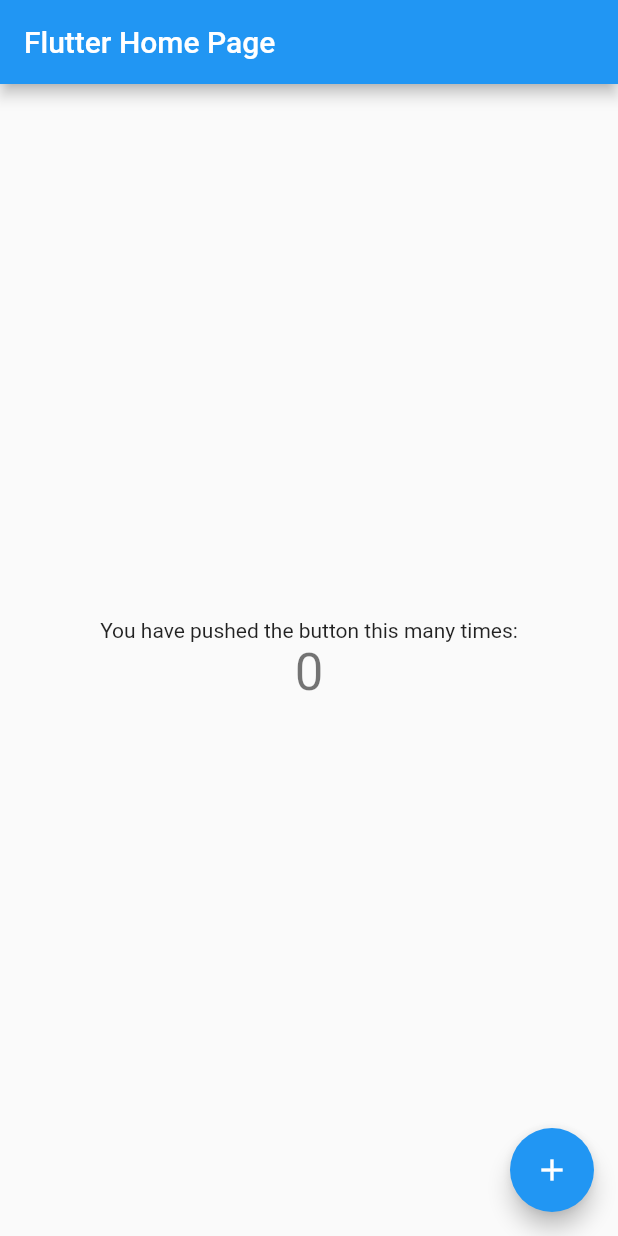
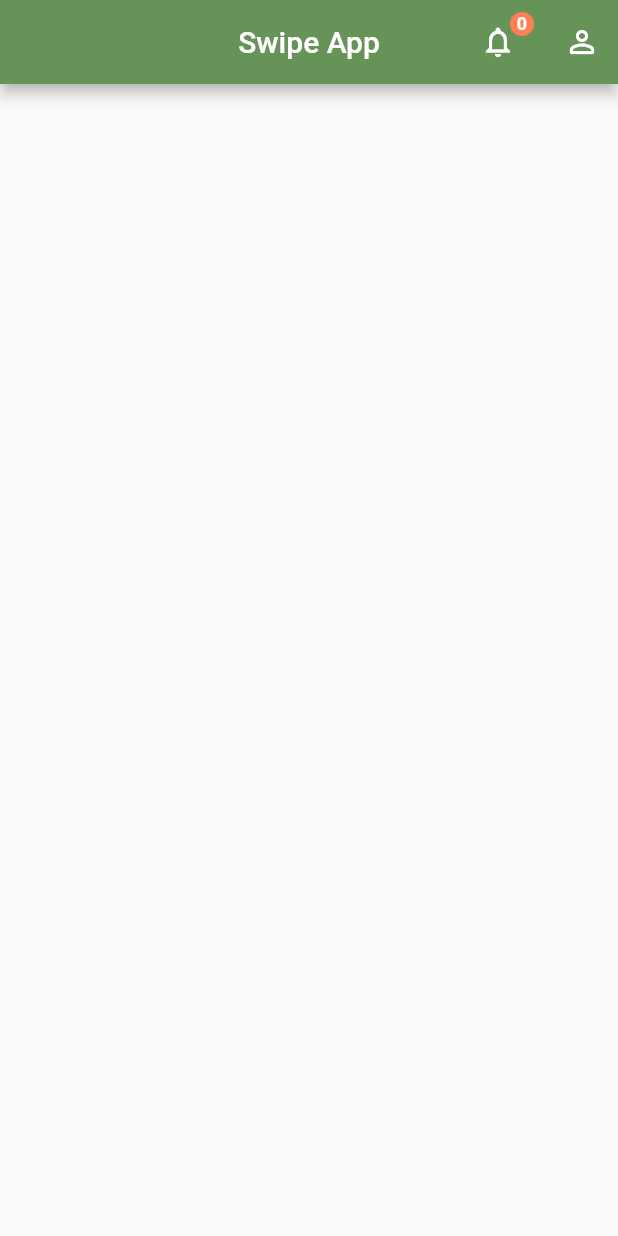
Before and after one commit to agnilondapakou/swipe_app, a Flutter app: the screen it shows after launch, on a phone screen of 412 x 824 dp. Run offline on Flutter 3.47's test engine with Material 2 defaults, Android fonts, the phone set to English and light mode, and no system bars.

Commit message:
create app bar widget and add it to profile page

```diff
--- a/lib/main.dart
+++ b/lib/main.dart
@@ -1,4 +1,5 @@
 import 'package:flutter/material.dart';
+import 'package:swipe_app/pages/entreprise/profile_page.dart';
 
 void main() {
   runApp(const MyApp());
@@ -10,106 +11,10 @@ class MyApp extends StatelessWidget {
   // This widget is the root of your application.
   @override
   Widget build(BuildContext context) {
-    return MaterialApp(
-      title: 'Flutter Demo',
-      theme: ThemeData(
-        // This is the theme of your application.
-        //
-        // Try running your application with "flutter run". You'll see the
-        // application has a blue toolbar. Then, without quitting the app, try
-        // changing the primarySwatch below to Colors.green and then invoke
-        // "hot reload" (press "r" in the console where you ran "flutter run",
-        // or simply save your changes to "hot reload" in a Flutter IDE).
-        // Notice that the counter didn't reset back to zero; the application
-        // is not restarted.
-        primarySwatch: Colors.blue,
-      ),
-      home: const MyHomePage(title: 'Flutter Home Page'),
+    return const MaterialApp(
+      debugShowCheckedModeBanner: false,
+      title: 'Swipe App',
+      home: LoginPage(),
     );
   }
 }
-
-class MyHomePage extends StatefulWidget {
-  const MyHomePage({super.key, required this.title});
-
-  // This widget is the home page of your application. It is stateful, meaning
-  // that it has a State object (defined below) that contains fields that affect
-  // how it looks.
-
-  // This class is the configuration for the state. It holds the values (in this
-  // case the title) provided by the parent (in this case the App widget) and
-  // used by the build method of the State. Fields in a Widget subclass are
-  // always marked "final".
-
-  final String title;
-
-  @override
-  State<MyHomePage> createState() => _MyHomePageState();
-}
-
-class _MyHomePageState extends State<MyHomePage> {
-  int _counter = 0;
-
-  void _incrementCounter() {
-    setState(() {
-      // This call to setState tells the Flutter framework that something has
-      // changed in this State, which causes it to rerun the build method below
-      // so that the display can reflect the updated values. If we changed
-      // _counter without calling setState(), then the build method would not be
-      // called again, and so nothing would appear to happen.
-      _counter++;
-    });
-  }
-
-  @override
-  Widget build(BuildContext context) {
-    // This method is rerun every time setState is called, for instance as done
-    // by the _incrementCounter method above.
-    //
-    // The Flutter framework has been optimized to make rerunning build methods
-    // fast, so that you can just rebuild anything that needs updating rather
-    // than having to individually change instances of widgets.
-    return Scaffold(
-      appBar: AppBar(
-        // Here we take the value from the MyHomePage object that was created by
-        // the App.build method, and use it to set our appbar title.
-        title: Text(widget.title),
-      ),
-      body: Center(
-        // Center is a layout widget. It takes a single child and positions it
-        // in the middle of the parent.
-        child: Column(
-          // Column is also a layout widget. It takes a list of children and
-          // arranges them vertically. By default, it sizes itself to fit its
-          // children horizontally, and tries to be as tall as its parent.
-          //
-          // Invoke "debug painting" (press "p" in the console, choose the
-          // "Toggle Debug Paint" action from the Flutter Inspector in Android
-          // Studio, or the "Toggle Debug Paint" command in Visual Studio Code)
-          // to see the wireframe for each widget.
-          //
-          // Column has various properties to control how it sizes itself and
-          // how it positions its children. Here we use mainAxisAlignment to
-          // center the children vertically; the main axis here is the vertical
-          // axis because Columns are vertical (the cross axis would be
-          // horizontal).
-          mainAxisAlignment: MainAxisAlignment.center,
-          children: <Widget>[
-            const Text(
-              'You have pushed the button this many times:',
-            ),
-            Text(
-              '$_counter',
-              style: Theme.of(context).textTheme.headline4,
-            ),
-          ],
-        ),
-      ),
-      floatingActionButton: FloatingActionButton(
-        onPressed: _incrementCounter,
-        tooltip: 'Increment',
-        child: const Icon(Icons.add),
-      ), // This trailing comma makes auto-formatting nicer for build methods.
-    );
-  }
-}
--- /dev/null
+++ b/lib/pages/entreprise/profile_page.dart
@@ -0,0 +1,18 @@
+import 'package:flutter/material.dart';
+import 'package:swipe_app/widgets/top_bar_widget.dart';
+
+class LoginPage extends StatelessWidget {
+  const LoginPage({super.key});
+
+  @override
+  Widget build(BuildContext context) {
+    return const Scaffold(
+      appBar: TopBarWidget(
+        title: 'Swipe App',
+        notification_icon: Icon(Icons.notifications_outlined),
+        profile_icon: Icon(Icons.person_outline_rounded),
+        notification_counter: '0',
+      ),
+    );
+  }
+}
--- /dev/null
+++ b/lib/widgets/top_bar_widget.dart
@@ -0,0 +1,74 @@
+import 'package:flutter/material.dart';
+
+class TopBarWidget extends StatelessWidget implements PreferredSizeWidget {
+  final String title;
+  // ignore: non_constant_identifier_names
+  final Icon notification_icon;
+  // ignore: non_constant_identifier_names
+  final Icon profile_icon;
+  // ignore: non_constant_identifier_names
+  final String notification_counter;
+  const TopBarWidget(
+      {super.key,
+      required this.title,
+      // ignore: non_constant_identifier_names
+      required this.notification_icon,
+      // ignore: non_constant_identifier_names
+      required this.profile_icon,
+      required this.notification_counter});
+
+  @override
+  Size get preferredSize => const Size.fromHeight(kToolbarHeight);
+
+  @override
+  Widget build(BuildContext context) {
+    return AppBar(
+      title: Text(title),
+      centerTitle: true,
+      backgroundColor: const Color(0xFF669358),
+      actions: [
+        //notification button with counter on stack
+        Padding(
+          padding: const EdgeInsets.all(8.0),
+          child: Stack(
+            children: [
+              IconButton(
+                icon: notification_icon,
+                onPressed: () {},
+              ),
+              Positioned(
+                right: 0,
+                child: Container(
+                  padding: const EdgeInsets.all(1),
+                  decoration: const BoxDecoration(
+                    // color #F8995E
+                    color: Color(0xFFFF7F50),
+                    borderRadius: BorderRadius.all(Radius.circular(8)),
+                  ),
+                  constraints: const BoxConstraints(
+                    minWidth: 16,
+                    minHeight: 16,
+                  ),
+                  child: Text(
+                    notification_counter,
+                    style: const TextStyle(
+                      color: Colors.white,
+                      fontSize: 12,
+                      fontWeight: FontWeight.bold,
+                    ),
+                    textAlign: TextAlign.center,
+                  ),
+                ),
+              ),
+            ],
+          ),
+        ),
+
+        IconButton(
+          icon: profile_icon,
+          onPressed: () {},
+        ),
+      ],
+    );
+  }
+}
```
Also changed, not shown: pubspec.lock.
